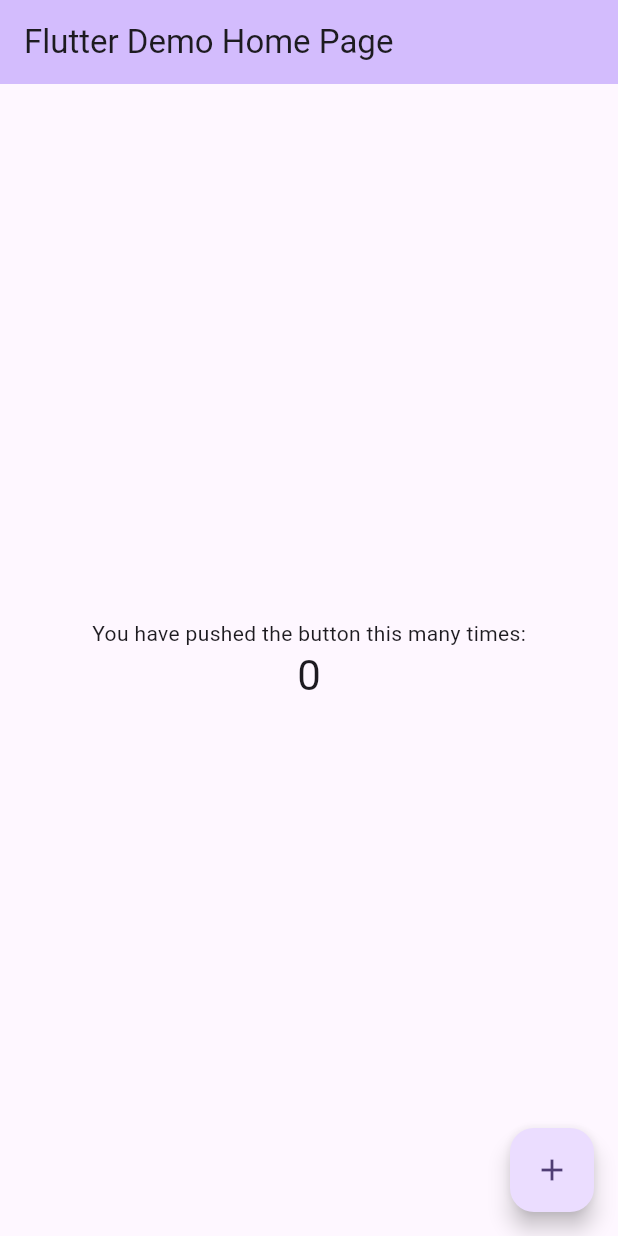
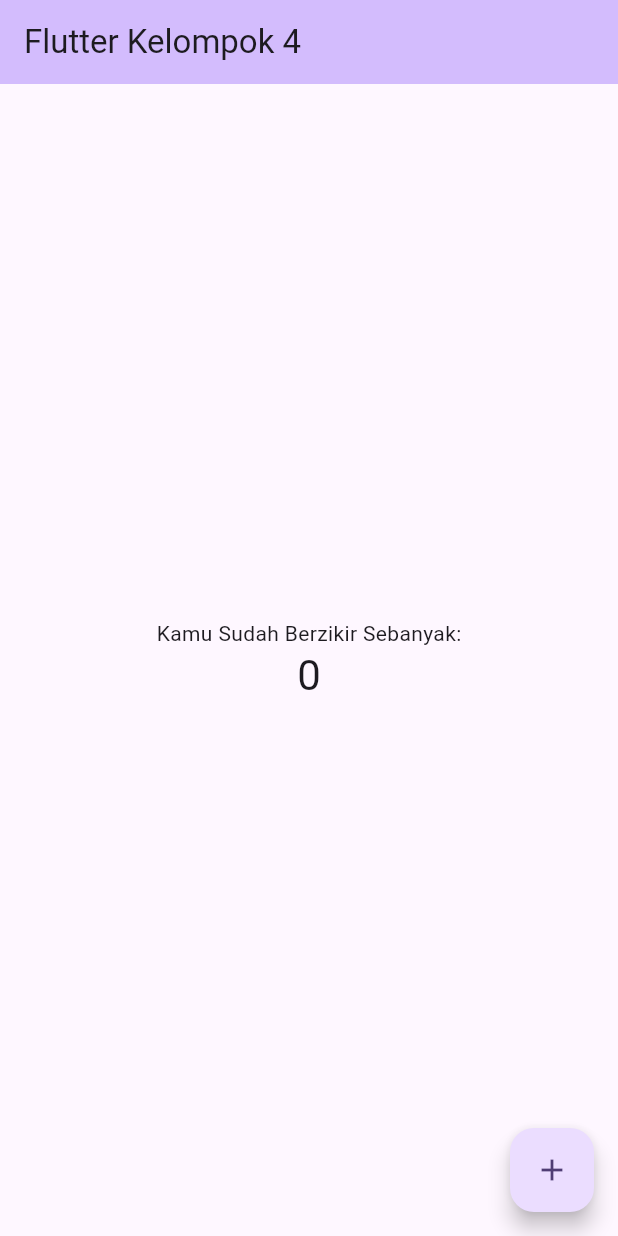
Before and after one commit to SCFJR/Flutter_Study, a Flutter app: the screen it shows after launch, on a phone screen of 412 x 824 dp. Run offline on Flutter 3.47's test engine with Material 3 defaults, Android fonts, the light colour scheme and no system bars.

Commit message:
memodifikasi isi tampilan

```diff
--- a/lib/main.dart
+++ b/lib/main.dart
@@ -11,7 +11,7 @@
   @override
   Widget build(BuildContext context) {
     return MaterialApp(
-      title: 'Flutter Demo',
+      title: 'Flutter Counter',
       theme: ThemeData(
         // This is the theme of your application.
         //
@@ -30,7 +30,7 @@
         // tested with just a hot reload.
         colorScheme: ColorScheme.fromSeed(seedColor: Colors.deepPurple),
       ),
-      home: const MyHomePage(title: 'Flutter Demo Home Page'),
+      home: const MyHomePage(title: 'Flutter Kelompok 4'),
     );
   }
 }
@@ -104,7 +104,7 @@
           // wireframe for each widget.
           mainAxisAlignment: MainAxisAlignment.center,
           children: <Widget>[
-            const Text('You have pushed the button this many times:'),
+            const Text('Kamu Sudah Berzikir Sebanyak:'),
             Text(
               '$_counter',
               style: Theme.of(context).textTheme.headlineMedium,
```
